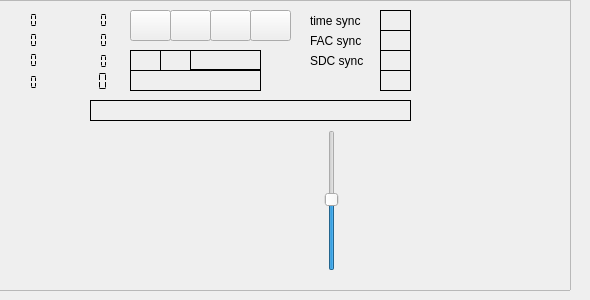
Old version of the form decoders/drm-decoder/drmdecoder.ui in the repository JvanKatwijk/drm-receiver.
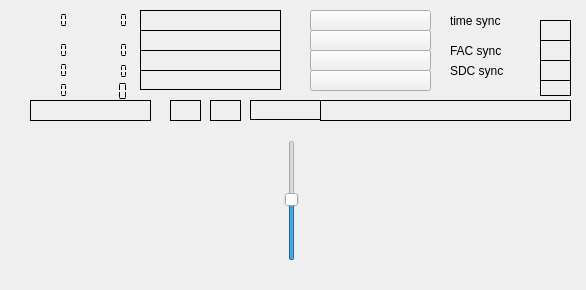
New version of the form. Custom widgets are drawn as their Qt base class.

```diff
--- a/decoders/drm-decoder/drmdecoder.ui
+++ b/decoders/drm-decoder/drmdecoder.ui
@@ -6,110 +6,58 @@
    <rect>
     <x>0</x>
     <y>0</y>
-    <width>590</width>
-    <height>300</height>
+    <width>586</width>
+    <height>290</height>
    </rect>
   </property>
   <property name="windowTitle">
    <string>drm decoder</string>
   </property>
-  <widget class="QFrame" name="frame">
+  <widget class="QwtPlot" name="equalizerDisplay">
    <property name="geometry">
     <rect>
-     <x>-10</x>
-     <y>0</y>
-     <width>581</width>
-     <height>291</height>
+     <x>0</x>
+     <y>140</y>
+     <width>251</width>
+     <height>121</height>
     </rect>
    </property>
-   <property name="frameShape">
-    <enum>QFrame::StyledPanel</enum>
-   </property>
-   <property name="frameShadow">
-    <enum>QFrame::Raised</enum>
-   </property>
-   <widget class="QLCDNumber" name="show_int_offset">
-    <property name="geometry">
-     <rect>
-      <x>80</x>
-      <y>10</y>
-      <width>41</width>
-      <height>21</height>
-     </rect>
-    </property>
-    <property name="toolTip">
-     <string>&lt;html&gt;&lt;head/&gt;&lt;body&gt;&lt;p&gt;&amp;quot;Coarse frequency offset as measured by the software&amp;quot;&lt;/p&gt;&lt;p&gt;&lt;br/&gt;&lt;/p&gt;&lt;/body&gt;&lt;/html&gt;</string>
-    </property>
-    <property name="frameShape">
-     <enum>QFrame::NoFrame</enum>
-    </property>
-    <property name="segmentStyle">
-     <enum>QLCDNumber::Flat</enum>
-    </property>
-   </widget>
-   <widget class="QLCDNumber" name="show_small_offset">
+  </widget>
+  <widget class="QSlider" name="scopeSlider">
     <property name="geometry">
      <rect>
-      <x>80</x>
-      <y>30</y>
-      <width>41</width>
-      <height>21</height>
-     </rect>
-    </property>
-    <property name="toolTip">
-     <string>&lt;html&gt;&lt;head/&gt;&lt;body&gt;&lt;p&gt;Fine frequency offset as measured by the software (i.e. the offset to the nearest carrier).&lt;/p&gt;&lt;/body&gt;&lt;/html&gt;</string>
-    </property>
-    <property name="frameShape">
-     <enum>QFrame::NoFrame</enum>
-    </property>
-    <property name="segmentStyle">
-     <enum>QLCDNumber::Flat</enum>
-    </property>
-   </widget>
-   <widget class="QLabel" name="timeSyncLabel">
+     <x>280</x>
+     <y>140</y>
+     <width>24</width>
+     <height>121</height>
+    </rect>
+   </property>
+   <property name="value">
+    <number>50</number>
+   </property>
+   <property name="orientation">
+    <enum>Qt::Vertical</enum>
+   </property>
+  </widget>
+  <widget class="QwtPlot" name="iqPlotter">
     <property name="geometry">
      <rect>
-      <x>390</x>
-      <y>10</y>
-      <width>31</width>
-      <height>21</height>
-     </rect>
-    </property>
-    <property name="toolTip">
-     <string>&lt;html&gt;&lt;head/&gt;&lt;body&gt;&lt;p&gt;Time sync label, green means time synchronization is OK.&lt;/p&gt;&lt;/body&gt;&lt;/html&gt;</string>
-    </property>
-    <property name="frameShape">
-     <enum>QFrame::Box</enum>
-    </property>
-    <property name="text">
-     <string/>
-    </property>
-   </widget>
-   <widget class="QLabel" name="label_2">
+     <x>340</x>
+     <y>130</y>
+     <width>191</width>
+     <height>141</height>
+    </rect>
+   </property>
+  </widget>
+  <widget class="QLabel" name="messageLabel">
     <property name="geometry">
      <rect>
       <x>320</x>
-      <y>10</y>
-      <width>66</width>
+     <y>100</y>
+     <width>251</width>
       <height>21</height>
      </rect>
     </property>
-    <property name="text">
-     <string>time sync</string>
-    </property>
-   </widget>
-   <widget class="QLabel" name="facSyncLabel">
-    <property name="geometry">
-     <rect>
-      <x>390</x>
-      <y>30</y>
-      <width>31</width>
-      <height>21</height>
-     </rect>
-    </property>
-    <property name="toolTip">
-     <string>&lt;html&gt;&lt;head/&gt;&lt;body&gt;&lt;p&gt;FAC sync label, Green means that FAC's could be decoded (easy, often 4QAM).&lt;/p&gt;&lt;/body&gt;&lt;/html&gt;</string>
-    </property>
     <property name="frameShape">
      <enum>QFrame::Box</enum>
     </property>
@@ -117,73 +65,12 @@
      <string/>
     </property>
    </widget>
-   <widget class="QLabel" name="label_3">
-    <property name="geometry">
-     <rect>
-      <x>320</x>
-      <y>30</y>
-      <width>66</width>
-      <height>21</height>
-     </rect>
-    </property>
-    <property name="text">
-     <string>FAC sync</string>
-    </property>
-   </widget>
-   <widget class="QLabel" name="modeIndicator">
-    <property name="geometry">
-     <rect>
-      <x>170</x>
-      <y>50</y>
-      <width>31</width>
-      <height>21</height>
-     </rect>
-    </property>
-    <property name="frameShape">
-     <enum>QFrame::Box</enum>
-    </property>
-    <property name="text">
-     <string/>
-    </property>
-   </widget>
-   <widget class="QLabel" name="sdcSyncLabel">
-    <property name="geometry">
-     <rect>
-      <x>390</x>
-      <y>50</y>
-      <width>31</width>
-      <height>21</height>
-     </rect>
-    </property>
-    <property name="toolTip">
-     <string>&lt;html&gt;&lt;head/&gt;&lt;body&gt;&lt;p&gt;SDC sync label, green means SDC's could be decoded (usually 16 QAM).&lt;/p&gt;&lt;/body&gt;&lt;/html&gt;</string>
-    </property>
-    <property name="frameShape">
-     <enum>QFrame::Box</enum>
-    </property>
-    <property name="text">
-     <string/>
-    </property>
-   </widget>
-   <widget class="QLabel" name="label_4">
-    <property name="geometry">
-     <rect>
-      <x>320</x>
-      <y>50</y>
-      <width>64</width>
-      <height>21</height>
-     </rect>
-    </property>
-    <property name="text">
-     <string>SDC sync</string>
-    </property>
-   </widget>
    <widget class="QLabel" name="stationLabel">
     <property name="geometry">
      <rect>
-      <x>140</x>
-      <y>70</y>
-      <width>131</width>
+     <x>30</x>
+     <y>100</y>
+     <width>121</width>
       <height>21</height>
      </rect>
     </property>
@@ -200,8 +87,8 @@
    <widget class="QLabel" name="audioModelabel">
     <property name="geometry">
      <rect>
-      <x>200</x>
-      <y>50</y>
+     <x>250</x>
+     <y>100</y>
       <width>71</width>
       <height>20</height>
      </rect>
@@ -213,11 +100,98 @@
      <string/>
     </property>
    </widget>
+  <widget class="QLabel" name="modeIndicator">
+   <property name="geometry">
+    <rect>
+     <x>210</x>
+     <y>100</y>
+     <width>31</width>
+     <height>21</height>
+    </rect>
+   </property>
+   <property name="frameShape">
+    <enum>QFrame::Box</enum>
+   </property>
+   <property name="text">
+    <string/>
+   </property>
+  </widget>
+  <widget class="QLabel" name="spectrumIndicator">
+   <property name="geometry">
+    <rect>
+     <x>170</x>
+     <y>100</y>
+     <width>31</width>
+     <height>21</height>
+    </rect>
+   </property>
+   <property name="frameShape">
+    <enum>QFrame::Box</enum>
+   </property>
+   <property name="text">
+    <string/>
+   </property>
+  </widget>
+  <widget class="QPushButton" name="channel_4">
+   <property name="geometry">
+    <rect>
+     <x>310</x>
+     <y>70</y>
+     <width>121</width>
+     <height>21</height>
+    </rect>
+   </property>
+   <property name="text">
+    <string/>
+   </property>
+  </widget>
+  <widget class="QPushButton" name="channel_3">
+   <property name="geometry">
+    <rect>
+     <x>310</x>
+     <y>50</y>
+     <width>121</width>
+     <height>21</height>
+    </rect>
+   </property>
+   <property name="text">
+    <string/>
+   </property>
+  </widget>
+  <widget class="QPushButton" name="channel_2">
+   <property name="geometry">
+    <rect>
+     <x>310</x>
+     <y>30</y>
+     <width>121</width>
+     <height>21</height>
+    </rect>
+   </property>
+   <property name="text">
+    <string/>
+   </property>
+  </widget>
+  <widget class="QPushButton" name="channel_1">
+   <property name="geometry">
+    <rect>
+     <x>310</x>
+     <y>10</y>
+     <width>121</width>
+     <height>21</height>
+    </rect>
+   </property>
+   <property name="toolTip">
+    <string>&lt;html&gt;&lt;head/&gt;&lt;body&gt;&lt;p&gt;Visibility of the button suggests the availability of a DRM channel.&lt;/p&gt;&lt;/body&gt;&lt;/html&gt;</string>
+   </property>
+   <property name="text">
+    <string/>
+   </property>
+  </widget>
    <widget class="QLCDNumber" name="snrDisplay">
     <property name="geometry">
      <rect>
-      <x>70</x>
-      <y>70</y>
+     <x>80</x>
+     <y>80</y>
       <width>51</width>
       <height>23</height>
      </rect>
@@ -238,139 +212,11 @@
      <enum>QLCDNumber::Flat</enum>
     </property>
    </widget>
-   <widget class="QLabel" name="spectrumIndicator">
-    <property name="geometry">
-     <rect>
-      <x>140</x>
-      <y>50</y>
-      <width>31</width>
-      <height>21</height>
-     </rect>
-    </property>
-    <property name="frameShape">
-     <enum>QFrame::Box</enum>
-    </property>
-    <property name="text">
-     <string/>
-    </property>
-   </widget>
-   <widget class="QPushButton" name="channel_1">
-    <property name="geometry">
-     <rect>
-      <x>140</x>
-      <y>10</y>
-      <width>41</width>
-      <height>31</height>
-     </rect>
-    </property>
-    <property name="toolTip">
-     <string>&lt;html&gt;&lt;head/&gt;&lt;body&gt;&lt;p&gt;Visibility of the button suggests the availability of a DRM channel.&lt;/p&gt;&lt;/body&gt;&lt;/html&gt;</string>
-    </property>
-    <property name="text">
-     <string/>
-    </property>
-   </widget>
-   <widget class="QPushButton" name="channel_2">
-    <property name="geometry">
-     <rect>
-      <x>180</x>
-      <y>10</y>
-      <width>41</width>
-      <height>31</height>
-     </rect>
-    </property>
-    <property name="text">
-     <string/>
-    </property>
-   </widget>
-   <widget class="QPushButton" name="channel_3">
-    <property name="geometry">
-     <rect>
-      <x>220</x>
-      <y>10</y>
-      <width>41</width>
-      <height>31</height>
-     </rect>
-    </property>
-    <property name="text">
-     <string/>
-    </property>
-   </widget>
-   <widget class="QPushButton" name="channel_4">
-    <property name="geometry">
-     <rect>
-      <x>260</x>
-      <y>10</y>
-      <width>41</width>
-      <height>31</height>
-     </rect>
-    </property>
-    <property name="text">
-     <string/>
-    </property>
-   </widget>
-   <widget class="QLCDNumber" name="timeOffsetDisplay">
-    <property name="geometry">
-     <rect>
-      <x>10</x>
-      <y>30</y>
-      <width>41</width>
-      <height>21</height>
-     </rect>
-    </property>
-    <property name="toolTip">
-     <string>&lt;html&gt;&lt;head/&gt;&lt;body&gt;&lt;p&gt;Time offset display, i.e. the &amp;quot;fine&amp;quot; time error.&lt;/p&gt;&lt;/body&gt;&lt;/html&gt;</string>
-    </property>
-    <property name="frameShape">
-     <enum>QFrame::NoFrame</enum>
-    </property>
-    <property name="segmentStyle">
-     <enum>QLCDNumber::Flat</enum>
-    </property>
-   </widget>
-   <widget class="QLCDNumber" name="clockOffsetDisplay">
-    <property name="geometry">
-     <rect>
-      <x>10</x>
-      <y>50</y>
-      <width>41</width>
-      <height>21</height>
-     </rect>
-    </property>
-    <property name="toolTip">
-     <string>&lt;html&gt;&lt;head/&gt;&lt;body&gt;&lt;p&gt;Estimate of the clock offset (measured between successive frames).&lt;/p&gt;&lt;/body&gt;&lt;/html&gt;</string>
-    </property>
-    <property name="frameShape">
-     <enum>QFrame::NoFrame</enum>
-    </property>
-    <property name="segmentStyle">
-     <enum>QLCDNumber::Flat</enum>
-    </property>
-   </widget>
-   <widget class="QLCDNumber" name="timeDelayDisplay">
-    <property name="geometry">
-     <rect>
-      <x>10</x>
-      <y>10</y>
-      <width>41</width>
-      <height>21</height>
-     </rect>
-    </property>
-    <property name="toolTip">
-     <string>&lt;html&gt;&lt;head/&gt;&lt;body&gt;&lt;p&gt;Time delay, i.e. a measure of the timing error.&lt;/p&gt;&lt;/body&gt;&lt;/html&gt;</string>
-    </property>
-    <property name="frameShape">
-     <enum>QFrame::NoFrame</enum>
-    </property>
-    <property name="segmentStyle">
-     <enum>QLCDNumber::Flat</enum>
-    </property>
-   </widget>
    <widget class="QLCDNumber" name="angleDisplay">
     <property name="geometry">
      <rect>
-      <x>80</x>
-      <y>50</y>
+     <x>90</x>
+     <y>60</y>
       <width>41</width>
       <height>23</height>
      </rect>
@@ -385,12 +231,12 @@
      <enum>QLCDNumber::Flat</enum>
     </property>
    </widget>
-   <widget class="QLabel" name="faadSyncLabel">
+  <widget class="QLCDNumber" name="show_small_offset">
     <property name="geometry">
      <rect>
-      <x>390</x>
-      <y>70</y>
-      <width>31</width>
+     <x>90</x>
+     <y>40</y>
+     <width>41</width>
       <height>21</height>
      </rect>
     </property>
@@ -398,33 +244,33 @@
      <string>&lt;html&gt;&lt;head/&gt;&lt;body&gt;&lt;p&gt;Faad sync label. Green means that the AAC decoder could decode audio.&lt;/p&gt;&lt;/body&gt;&lt;/html&gt;</string>
     </property>
     <property name="frameShape">
-     <enum>QFrame::Box</enum>
-    </property>
-    <property name="text">
-     <string/>
-    </property>
-   </widget>
-   <widget class="QLabel" name="messageLabel">
+    <enum>QFrame::NoFrame</enum>
+   </property>
+   <property name="segmentStyle">
+    <enum>QLCDNumber::Flat</enum>
+   </property>
+  </widget>
+  <widget class="QLCDNumber" name="show_int_offset">
     <property name="geometry">
      <rect>
-      <x>100</x>
-      <y>100</y>
-      <width>321</width>
+     <x>90</x>
+     <y>10</y>
+     <width>41</width>
       <height>21</height>
      </rect>
     </property>
     <property name="frameShape">
-     <enum>QFrame::Box</enum>
-    </property>
-    <property name="text">
-     <string/>
+    <enum>QFrame::NoFrame</enum>
+   </property>
+   <property name="segmentStyle">
+    <enum>QLCDNumber::Flat</enum>
     </property>
    </widget>
    <widget class="QLCDNumber" name="phaseOffsetDisplay">
     <property name="geometry">
      <rect>
-      <x>10</x>
-      <y>72</y>
+     <x>30</x>
+     <y>80</y>
       <width>41</width>
       <height>21</height>
      </rect>
@@ -445,15 +291,206 @@
      <enum>QLCDNumber::Flat</enum>
     </property>
    </widget>
-   <widget class="QLabel" name="aacDataLabel">
+  <widget class="QLCDNumber" name="clockOffsetDisplay">
     <property name="geometry">
      <rect>
-      <x>280</x>
-      <y>70</y>
-      <width>91</width>
+     <x>30</x>
+     <y>60</y>
+     <width>41</width>
+     <height>21</height>
+    </rect>
+   </property>
+   <property name="toolTip">
+    <string>&lt;html&gt;&lt;head/&gt;&lt;body&gt;&lt;p&gt;Estimate of the clock offset (measured between successive frames).&lt;/p&gt;&lt;/body&gt;&lt;/html&gt;</string>
+   </property>
+   <property name="frameShape">
+    <enum>QFrame::NoFrame</enum>
+   </property>
+   <property name="segmentStyle">
+    <enum>QLCDNumber::Flat</enum>
+   </property>
+  </widget>
+  <widget class="QLCDNumber" name="timeOffsetDisplay">
+   <property name="geometry">
+    <rect>
+     <x>30</x>
+     <y>40</y>
+     <width>41</width>
+     <height>21</height>
+    </rect>
+   </property>
+   <property name="toolTip">
+    <string>&lt;html&gt;&lt;head/&gt;&lt;body&gt;&lt;p&gt;Time offset display, i.e. the &amp;quot;fine&amp;quot; time error.&lt;/p&gt;&lt;/body&gt;&lt;/html&gt;</string>
+   </property>
+   <property name="frameShape">
+    <enum>QFrame::NoFrame</enum>
+   </property>
+   <property name="segmentStyle">
+    <enum>QLCDNumber::Flat</enum>
+   </property>
+  </widget>
+  <widget class="QLCDNumber" name="timeDelayDisplay">
+   <property name="geometry">
+    <rect>
+     <x>30</x>
+     <y>10</y>
+     <width>41</width>
+     <height>21</height>
+    </rect>
+   </property>
+   <property name="toolTip">
+    <string>&lt;html&gt;&lt;head/&gt;&lt;body&gt;&lt;p&gt;Time delay, i.e. a measure of the timing error.&lt;/p&gt;&lt;/body&gt;&lt;/html&gt;</string>
+   </property>
+   <property name="frameShape">
+    <enum>QFrame::NoFrame</enum>
+   </property>
+   <property name="segmentStyle">
+    <enum>QLCDNumber::Flat</enum>
+   </property>
+  </widget>
+  <widget class="QLabel" name="faadSyncLabel">
+   <property name="geometry">
+    <rect>
+     <x>540</x>
+     <y>80</y>
+     <width>31</width>
       <height>16</height>
      </rect>
     </property>
+   <property name="toolTip">
+    <string>&lt;html&gt;&lt;head/&gt;&lt;body&gt;&lt;p&gt;Faad sync label. Green means that the AAC decoder could decode audio.&lt;/p&gt;&lt;/body&gt;&lt;/html&gt;</string>
+   </property>
+   <property name="frameShape">
+    <enum>QFrame::Box</enum>
+   </property>
+   <property name="text">
+    <string/>
+   </property>
+  </widget>
+  <widget class="QLabel" name="sdcSyncLabel">
+   <property name="geometry">
+    <rect>
+     <x>540</x>
+     <y>60</y>
+     <width>31</width>
+     <height>21</height>
+    </rect>
+   </property>
+   <property name="toolTip">
+    <string>&lt;html&gt;&lt;head/&gt;&lt;body&gt;&lt;p&gt;SDC sync label, green means SDC's could be decoded (usually 16 QAM).&lt;/p&gt;&lt;/body&gt;&lt;/html&gt;</string>
+   </property>
+   <property name="frameShape">
+    <enum>QFrame::Box</enum>
+   </property>
+   <property name="text">
+    <string/>
+   </property>
+  </widget>
+  <widget class="QLabel" name="aacDataLabel">
+   <property name="geometry">
+    <rect>
+     <x>140</x>
+     <y>70</y>
+     <width>141</width>
+     <height>20</height>
+    </rect>
+   </property>
+   <property name="frameShape">
+    <enum>QFrame::Box</enum>
+   </property>
+   <property name="text">
+    <string/>
+   </property>
+  </widget>
+  <widget class="QLabel" name="label_4">
+   <property name="geometry">
+    <rect>
+     <x>450</x>
+     <y>60</y>
+     <width>64</width>
+     <height>21</height>
+    </rect>
+   </property>
+   <property name="text">
+    <string>SDC sync</string>
+   </property>
+  </widget>
+  <widget class="QLabel" name="facSyncLabel">
+   <property name="geometry">
+    <rect>
+     <x>540</x>
+     <y>40</y>
+     <width>31</width>
+     <height>21</height>
+    </rect>
+   </property>
+   <property name="toolTip">
+    <string>&lt;html&gt;&lt;head/&gt;&lt;body&gt;&lt;p&gt;FAC sync label, Green means that FAC's could be decoded (easy, often 4QAM).&lt;/p&gt;&lt;/body&gt;&lt;/html&gt;</string>
+   </property>
+   <property name="frameShape">
+    <enum>QFrame::Box</enum>
+   </property>
+   <property name="text">
+    <string/>
+   </property>
+  </widget>
+  <widget class="QLabel" name="label_3">
+   <property name="geometry">
+    <rect>
+     <x>450</x>
+     <y>40</y>
+     <width>66</width>
+     <height>21</height>
+    </rect>
+   </property>
+   <property name="text">
+    <string>FAC sync</string>
+   </property>
+  </widget>
+  <widget class="QLabel" name="timeSyncLabel">
+   <property name="geometry">
+    <rect>
+     <x>540</x>
+     <y>20</y>
+     <width>31</width>
+     <height>21</height>
+    </rect>
+   </property>
+   <property name="toolTip">
+    <string>&lt;html&gt;&lt;head/&gt;&lt;body&gt;&lt;p&gt;Time sync label, green means time synchronization is OK.&lt;/p&gt;&lt;/body&gt;&lt;/html&gt;</string>
+   </property>
+   <property name="frameShape">
+    <enum>QFrame::Box</enum>
+   </property>
+   <property name="text">
+    <string/>
+   </property>
+  </widget>
+  <widget class="QLabel" name="label_2">
+   <property name="geometry">
+    <rect>
+     <x>450</x>
+     <y>10</y>
+     <width>66</width>
+     <height>21</height>
+    </rect>
+   </property>
+   <property name="text">
+    <string>time sync</string>
+   </property>
+  </widget>
+  <widget class="QLabel" name="timeLabel">
+   <property name="geometry">
+    <rect>
+     <x>140</x>
+     <y>30</y>
+     <width>141</width>
+     <height>21</height>
+    </rect>
+   </property>
+   <property name="frameShape">
+    <enum>QFrame::Box</enum>
+   </property>
     <property name="text">
      <string/>
     </property>
@@ -461,12 +498,15 @@
    <widget class="QLabel" name="countryLabel">
     <property name="geometry">
      <rect>
-      <x>10</x>
-      <y>130</y>
-      <width>211</width>
+     <x>140</x>
+     <y>10</y>
+     <width>141</width>
       <height>21</height>
      </rect>
     </property>
+   <property name="frameShape">
+    <enum>QFrame::Box</enum>
+   </property>
     <property name="text">
      <string/>
     </property>
@@ -474,65 +514,18 @@
    <widget class="QLabel" name="programTypeLabel">
     <property name="geometry">
      <rect>
-      <x>230</x>
-      <y>130</y>
-      <width>191</width>
+     <x>140</x>
+     <y>50</y>
+     <width>141</width>
       <height>21</height>
      </rect>
     </property>
-    <property name="text">
-     <string/>
-    </property>
-   </widget>
-   <widget class="QLabel" name="timeLabel">
-    <property name="geometry">
-     <rect>
-      <x>20</x>
-      <y>160</y>
-      <width>181</width>
-      <height>21</height>
-     </rect>
-    </property>
+   <property name="frameShape">
+    <enum>QFrame::Box</enum>
+   </property>
     <property name="text">
      <string/>
     </property>
-   </widget>
-   <widget class="QwtPlot" name="iqPlotter">
-    <property name="geometry">
-     <rect>
-      <x>370</x>
-      <y>130</y>
-      <width>191</width>
-      <height>141</height>
-     </rect>
-    </property>
-   </widget>
-   <widget class="QSlider" name="scopeSlider">
-    <property name="geometry">
-     <rect>
-      <x>330</x>
-      <y>130</y>
-      <width>24</width>
-      <height>141</height>
-     </rect>
-    </property>
-    <property name="value">
-     <number>50</number>
-    </property>
-    <property name="orientation">
-     <enum>Qt::Vertical</enum>
-    </property>
-   </widget>
-   <widget class="QwtPlot" name="equalizerDisplay">
-    <property name="geometry">
-     <rect>
-      <x>30</x>
-      <y>150</y>
-      <width>281</width>
-      <height>121</height>
-     </rect>
-    </property>
-   </widget>
   </widget>
  </widget>
  <customwidgets>
```
Left out of the diff: 5 changed lines with no effect on the pictures. Lines whose indentation alone changed are shown as unchanged.
